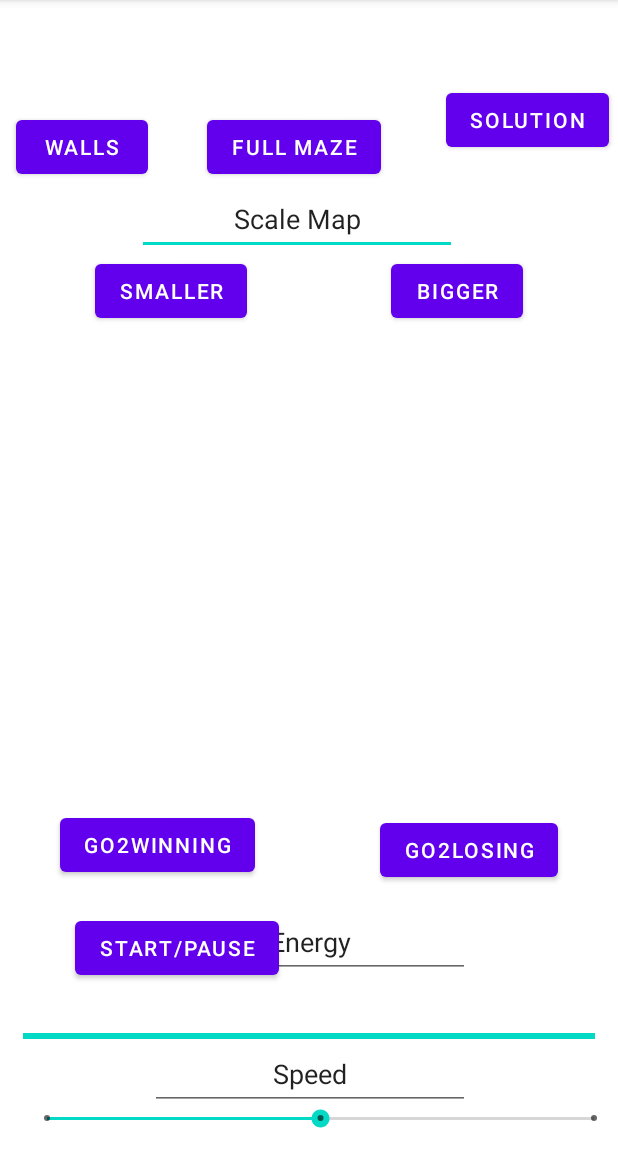
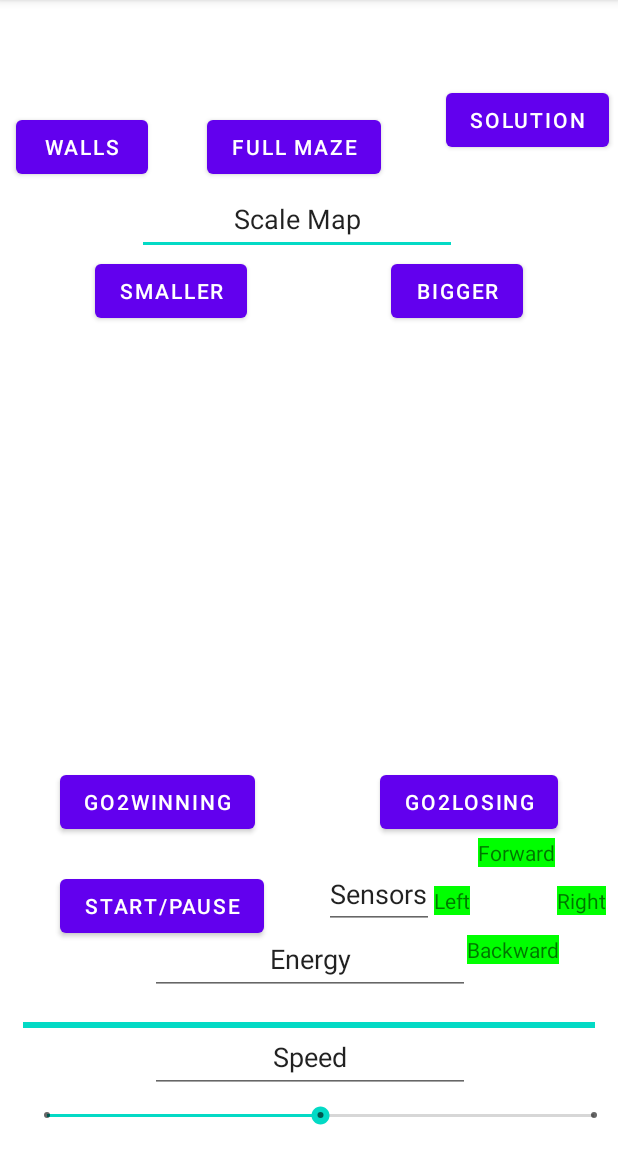
Before and after one commit to githubamp/AMazeByAlexPopa, an Android app: the PlayAnimationActivity screen opened directly, with no data from a screen before it, on a phone screen of 412 x 824 dp, the part 84-1236 px from its top. Run offline under Robolectric (Android 15) with nearby library versions, the phone set to English and light mode, and no system bars.

Commit message:
Colors that represent when a sensor works

```diff
--- a/app/src/main/java/edu/wm/cs/cs301/AlexPopa/gui/PlayAnimationActivity.java
+++ b/app/src/main/java/edu/wm/cs/cs301/AlexPopa/gui/PlayAnimationActivity.java
@@ -1,11 +1,13 @@
 package edu.wm.cs.cs301.AlexPopa.gui;
 
 import android.content.Intent;
+import android.graphics.Color;
 import android.os.Bundle;
 import android.util.Log;
 import android.view.View;
 import android.widget.Button;
 import android.widget.ImageButton;
+import android.widget.TextView;
 
 import androidx.appcompat.app.AppCompatActivity;
 
@@ -19,6 +21,18 @@ public class PlayAnimationActivity  extends AppCompatActivity {
     protected void onCreate(Bundle savedInstanceState) {
         super.onCreate(savedInstanceState);
         setContentView(R.layout.driver_maze);
+
+        TextView left = (TextView) findViewById(R.id.LeftSensor);
+        left.setBackgroundColor(Color.GREEN);
+
+        TextView right = (TextView) findViewById(R.id.RightSensor);
+        right.setBackgroundColor(Color.GREEN);
+
+        TextView forward = (TextView) findViewById(R.id.Forward);
+        forward.setBackgroundColor(Color.GREEN);
+
+        TextView backward = (TextView) findViewById(R.id.Backward);
+        backward.setBackgroundColor(Color.GREEN);
 
         Button wall = (Button) findViewById(R.id.walls);
         wall.setOnClickListener(new View.OnClickListener(){
--- a/app/src/main/res/layout/driver_maze.xml
+++ b/app/src/main/res/layout/driver_maze.xml
@@ -9,15 +9,15 @@
         android:id="@+id/start"
         android:layout_width="wrap_content"
         android:layout_height="wrap_content"
-        android:layout_marginStart="50dp"
+        android:layout_marginStart="40dp"
         android:layout_marginEnd="63dp"
         android:text="@string/start_pause"
         app:layout_constraintBottom_toBottomOf="parent"
         app:layout_constraintEnd_toEndOf="parent"
         app:layout_constraintHorizontal_bias="0.0"
         app:layout_constraintStart_toStartOf="parent"
-        app:layout_constraintTop_toBottomOf="@+id/editTextTextPersonName12"
-        app:layout_constraintVertical_bias="0.796" />
+        app:layout_constraintTop_toBottomOf="@+id/go2winning"
+        app:layout_constraintVertical_bias="0.134" />
 
     <Button
         android:id="@+id/smaller"
@@ -30,7 +30,7 @@
         app:layout_constraintEnd_toEndOf="parent"
         app:layout_constraintHorizontal_bias="0.0"
         app:layout_constraintStart_toStartOf="parent"
-        app:layout_constraintTop_toBottomOf="@+id/editTextTextPersonName12"
+        app:layout_constraintTop_toBottomOf="@+id/ScaleMap"
         app:layout_constraintVertical_bias="0.0" />
 
     <Button
@@ -45,18 +45,19 @@
         app:layout_constraintEnd_toEndOf="parent"
         app:layout_constraintHorizontal_bias="1.0"
         app:layout_constraintStart_toStartOf="parent"
-        app:layout_constraintTop_toBottomOf="@+id/editTextTextPersonName12"
+        app:layout_constraintTop_toBottomOf="@+id/ScaleMap"
         app:layout_constraintVertical_bias="0.0" />
 
     <EditText
-        android:id="@+id/editTextTextPersonName12"
+        android:id="@+id/ScaleMap"
         android:layout_width="wrap_content"
         android:layout_height="wrap_content"
         android:layout_marginStart="3dp"
         android:layout_marginBottom="484dp"
         android:autofillHints=""
+        android:clickable="false"
         android:ems="10"
-        android:inputType="textPersonName"
+        android:inputType="none"
         android:minHeight="48dp"
         android:text="@string/scale_map"
         android:textAlignment="center"
@@ -120,13 +121,15 @@
         android:layout_width="0dp"
         android:layout_height="wrap_content"
         android:layout_marginStart="15dp"
+        android:layout_marginTop="5dp"
         android:layout_marginEnd="15dp"
         android:layout_marginBottom="69dp"
         android:max="3500"
         android:progress="3500"
         app:layout_constraintBottom_toBottomOf="parent"
         app:layout_constraintEnd_toEndOf="parent"
-        app:layout_constraintStart_toStartOf="parent" />
+        app:layout_constraintStart_toStartOf="parent"
+        app:layout_constraintTop_toBottomOf="@+id/EnergyText" />
 
     <EditText
         android:id="@+id/EnergyText"
@@ -135,12 +138,14 @@
         android:layout_marginStart="100dp"
         android:layout_marginTop="604dp"
         android:layout_marginEnd="101dp"
+        android:layout_marginBottom="3dp"
         android:autofillHints=""
         android:ems="10"
-        android:inputType="textPersonName"
+        android:inputType="none"
         android:minHeight="48dp"
         android:text="@string/energy"
         android:textAlignment="center"
+        app:layout_constraintBottom_toTopOf="@+id/SpeedText"
         app:layout_constraintEnd_toEndOf="parent"
         app:layout_constraintHorizontal_bias="0.0"
         app:layout_constraintStart_toStartOf="parent"
@@ -151,18 +156,20 @@
         android:layout_width="wrap_content"
         android:layout_height="wrap_content"
         android:layout_marginStart="100dp"
+        android:layout_marginTop="3dp"
         android:layout_marginEnd="101dp"
         android:layout_marginBottom="28dp"
         android:autofillHints=""
         android:ems="10"
-        android:inputType="textPersonName"
         android:minHeight="48dp"
+        android:inputType="none"
         android:text="@string/speed"
         android:textAlignment="center"
         app:layout_constraintBottom_toBottomOf="parent"
         app:layout_constraintEnd_toEndOf="parent"
         app:layout_constraintHorizontal_bias="0.0"
-        app:layout_constraintStart_toStartOf="parent" />
+        app:layout_constraintStart_toStartOf="parent"
+        app:layout_constraintTop_toBottomOf="@+id/EnergyText" />
 
     <SeekBar
         android:id="@+id/speed"
@@ -170,12 +177,14 @@
         android:layout_width="0dp"
         android:layout_height="wrap_content"
         android:layout_marginStart="15dp"
+        android:layout_marginTop="4dp"
         android:layout_marginBottom="13dp"
         android:max="2"
         android:progress="1"
         app:layout_constraintBottom_toBottomOf="parent"
         app:layout_constraintEnd_toEndOf="parent"
-        app:layout_constraintStart_toStartOf="parent" />
+        app:layout_constraintStart_toStartOf="parent"
+        app:layout_constraintTop_toBottomOf="@+id/SpeedText" />
 
     <Button
         android:id="@+id/go2winning"
@@ -183,24 +192,100 @@
         android:layout_height="wrap_content"
         android:layout_marginStart="40dp"
         android:layout_marginTop="339dp"
+        android:layout_marginEnd="60dp"
         android:text="@string/go2winning"
         app:layout_constraintBottom_toBottomOf="parent"
+        app:layout_constraintEnd_toStartOf="@+id/go2losing"
+        app:layout_constraintHorizontal_bias="0.0"
         app:layout_constraintStart_toStartOf="parent"
         app:layout_constraintTop_toTopOf="parent"
-        app:layout_constraintVertical_bias="0.526" />
+        app:layout_constraintVertical_bias="0.45" />
 
     <Button
         android:id="@+id/go2losing"
         android:layout_width="wrap_content"
         android:layout_height="wrap_content"
-        android:layout_marginStart="72dp"
+        android:layout_marginStart="60dp"
         android:layout_marginTop="339dp"
         android:layout_marginEnd="40dp"
         android:text="@string/go2losing"
         app:layout_constraintBottom_toBottomOf="parent"
         app:layout_constraintEnd_toEndOf="parent"
         app:layout_constraintHorizontal_bias="1.0"
-        app:layout_constraintStart_toEndOf="@+id/go2winning"
+        app:layout_constraintStart_toStartOf="parent"
         app:layout_constraintTop_toTopOf="parent"
-        app:layout_constraintVertical_bias="0.534" />
+        app:layout_constraintVertical_bias="0.45" />
+
+    <EditText
+        android:id="@+id/SensorLabel"
+        android:layout_width="73dp"
+        android:layout_height="46dp"
+        android:layout_marginStart="40dp"
+        android:autofillHints=""
+        android:clickable="false"
+        android:ems="10"
+        android:inputType="none"
+        android:text="@string/sensors"
+        app:layout_constraintBottom_toBottomOf="parent"
+        app:layout_constraintEnd_toEndOf="parent"
+        app:layout_constraintHorizontal_bias="0.0"
+        app:layout_constraintStart_toEndOf="@+id/start"
+        app:layout_constraintTop_toBottomOf="@+id/go2losing"
+        app:layout_constraintVertical_bias="0.09"
+        tools:ignore="TouchTargetSizeCheck" />
+
+    <TextView
+        android:id="@+id/Forward"
+        android:layout_width="wrap_content"
+        android:layout_height="19dp"
+        android:layout_marginStart="22dp"
+        android:layout_marginEnd="29dp"
+        android:layout_marginBottom="89dp"
+        android:text="Forward"
+        app:layout_constraintBottom_toTopOf="@+id/energy"
+        app:layout_constraintEnd_toEndOf="parent"
+        app:layout_constraintHorizontal_bias="0.352"
+        app:layout_constraintStart_toEndOf="@+id/SensorLabel"
+        app:layout_constraintTop_toBottomOf="@+id/go2losing"
+        app:layout_constraintVertical_bias="0.0" />
+
+    <TextView
+        android:id="@+id/Backward"
+        android:layout_width="wrap_content"
+        android:layout_height="19dp"
+        android:layout_marginStart="22dp"
+        android:layout_marginEnd="29dp"
+        android:text="Backward"
+        app:layout_constraintBottom_toTopOf="@+id/energy"
+        app:layout_constraintEnd_toEndOf="parent"
+        app:layout_constraintHorizontal_bias="0.0"
+        app:layout_constraintStart_toEndOf="@+id/SensorLabel"
+        app:layout_constraintTop_toBottomOf="@+id/go2losing"
+        app:layout_constraintVertical_bias="0.662" />
+
+    <TextView
+        android:id="@+id/LeftSensor"
+        android:layout_width="wrap_content"
+        android:layout_height="19dp"
+        android:layout_marginEnd="29dp"
+        android:text="Left"
+        app:layout_constraintBottom_toTopOf="@+id/energy"
+        app:layout_constraintEnd_toEndOf="parent"
+        app:layout_constraintHorizontal_bias="0.0"
+        app:layout_constraintStart_toEndOf="@+id/SensorLabel"
+        app:layout_constraintTop_toBottomOf="@+id/go2losing"
+        app:layout_constraintVertical_bias="0.325" />
+
+    <TextView
+        android:id="@+id/RightSensor"
+        android:layout_width="wrap_content"
+        android:layout_height="19dp"
+        android:text="Right"
+        app:layout_constraintBottom_toTopOf="@+id/energy"
+        app:layout_constraintEnd_toEndOf="parent"
+        app:layout_constraintHorizontal_bias="0.909"
+        app:layout_constraintStart_toEndOf="@+id/SensorLabel"
+        app:layout_constraintTop_toBottomOf="@+id/go2losing"
+        app:layout_constraintVertical_bias="0.325" />
+
 </androidx.constraintlayout.widget.ConstraintLayout>
--- a/app/src/main/res/values/strings.xml
+++ b/app/src/main/res/values/strings.xml
@@ -29,6 +29,7 @@
     <string name="congratulations">Congratulations!</string>
     <string name="you_traveled">You traveled</string>
     <string name="you_escaped_the_labyrinth">You escaped the labyrinth!</string>
+    <string name="sensors">Sensors</string>
     <string-array name="yesno_array">
         <item>Yes</item>
         <item>No</item>
```
